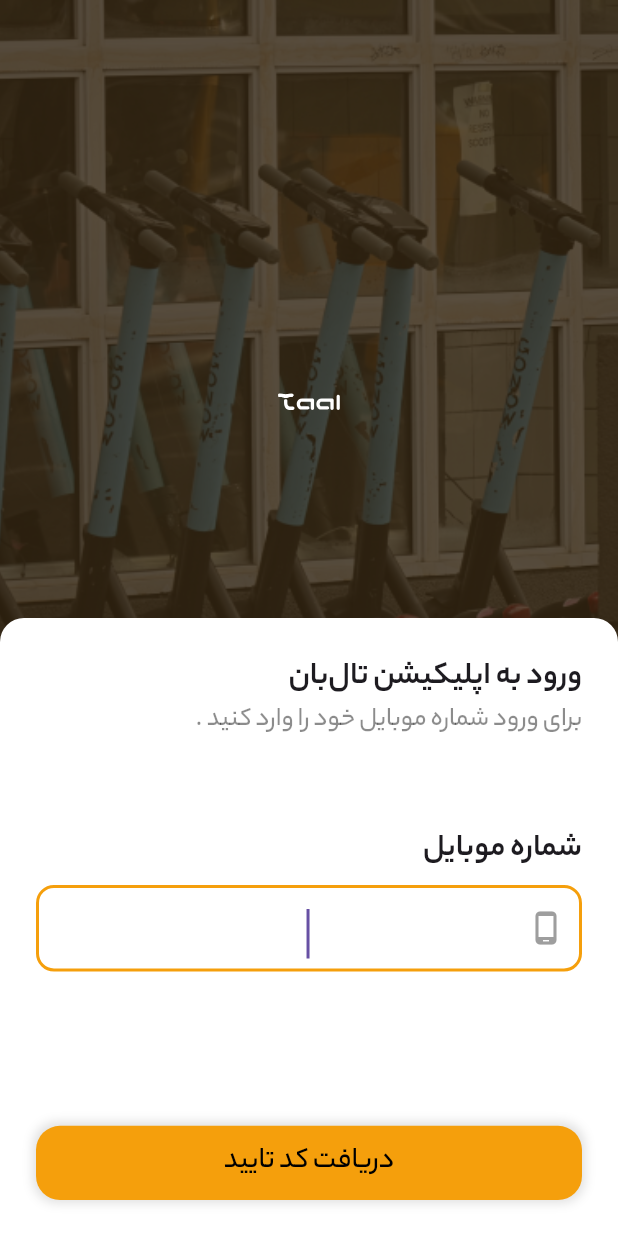
After one commit to Amin397/hoodad-map-test, a Flutter app: the LoginScreen screen opened by its route, on a phone screen of 412 x 824 dp. The commit adds this screen. Run offline on Flutter 3.47's test engine with Material 3 defaults, Android fonts, the phone set to English and light mode, and no system bars; drawn by our look-alikes of auto_size_text; our stand-ins replace flutter_map, flutter_staggered_animations, flutter_svg, geocoding, geolocator, get and 3 more; missing offline and left inert: units_converter; accounts and stored records are empty.

Commit message:
login enter number ui completed

```diff
--- a/lib/Consts/colors.dart
+++ b/lib/Consts/colors.dart
@@ -6,3 +6,4 @@ const Color switcherToggleColor = Color(0xff0071BC);
 
 Color mainColor = const Color(0xFFF59F0C);
 Color deepMainColor = const Color(0xFFF59F0C);
+Color loginShadowColor = const Color(0xFF31220D);
--- a/lib/Controllers/Intro/intro_controller.dart
+++ b/lib/Controllers/Intro/intro_controller.dart
@@ -1,6 +1,7 @@
 import 'package:flutter/cupertino.dart';
 import 'package:get/get.dart';
 import 'package:untitled1/Models/Intro/intro_model.dart';
+import 'package:untitled1/Utils/routs_utils.dart';
 
 class IntroController extends GetxController {
   RxInt currentIndex = 0.obs;
@@ -43,4 +44,8 @@ class IntroController extends GetxController {
   void changePage({required int page}) {
     currentIndex(page);
   }
+
+  void goToLogin() {
+    Get.offAllNamed(NameRouts.login);
+  }
 }
--- /dev/null
+++ b/lib/Controllers/Login/login_controller.dart
@@ -0,0 +1,15 @@
+import 'package:flutter/cupertino.dart';
+import 'package:get/get.dart';
+
+class LoginController extends GetxController{
+  bool isNumberEntered = false;
+
+  TextEditingController phoneNumberTextController = TextEditingController();
+
+
+
+  changeLoginStatus(){
+    isNumberEntered = true;
+    update(['loginSwitcher']);
+  }
+}
--- a/lib/Utils/view_utils.dart
+++ b/lib/Utils/view_utils.dart
@@ -2,6 +2,7 @@ import 'dart:async';
 import 'package:flutter/material.dart';
 import 'package:flutter/services.dart';
 import 'package:get/get.dart';
+import 'package:untitled1/Consts/colors.dart';
 import 'package:untitled1/Consts/measures.dart';
 
 Widget myTextField({
@@ -33,7 +34,7 @@ Widget myTextField({
     margin: margin,
     padding: padding,
     child: TextField(
-      inputFormatters: textMask??[],
+      inputFormatters: textMask ?? [],
       obscureText: obscureText,
       controller: controller,
       style: textStyle,
@@ -50,29 +51,31 @@ Widget myTextField({
       decoration: InputDecoration(
         counter: const SizedBox(),
         border: const OutlineInputBorder(),
-        label: Text(hint),
-        labelStyle: const TextStyle(
+        labelStyle:  TextStyle(
           fontSize: 16.0,
-          color: Colors.grey,
+          color: Colors.grey.withOpacity(.4),
         ),
         // hintText: hint,
-        hintStyle: const TextStyle(
+        hintStyle:  TextStyle(
           fontSize: 16.0,
-          color: Colors.grey,
+          color: Colors.grey.withOpacity(.4),
         ),
-        enabledBorder: const OutlineInputBorder(
+        enabledBorder: OutlineInputBorder(
+          borderRadius: radiusAll12,
           borderSide: BorderSide(
             width: 2.0,
-            color: Colors.blue,
+            color: Colors.grey.withOpacity(.4),
           ),
         ),
-        focusedBorder: const OutlineInputBorder(
+        focusedBorder: OutlineInputBorder(
+          borderRadius: radiusAll12,
           borderSide: BorderSide(
             width: 2.0,
-            color: Colors.blue,
+            color: mainColor,
           ),
         ),
-        disabledBorder: const OutlineInputBorder(
+        disabledBorder: OutlineInputBorder(
+          borderRadius: radiusAll12,
           borderSide: BorderSide(
             width: 2.0,
             color: Colors.blue,
@@ -80,12 +83,11 @@ Widget myTextField({
         ),
         enabled: enable,
         suffixIcon: suffix,
-        prefix: prefix,
+        prefixIcon: prefix,
       ),
     ),
   );
 }
-
 
 void showLoadingAlert() {
   RxBool isCanCancel = false.obs;
@@ -115,8 +117,6 @@ void showLoadingAlert() {
     cancelTimer.cancel();
   });
 }
-
-
 
 Widget LoadingAlertWidget({
   required bool isCanCancel,
--- a/lib/Utils/widget_utils.dart
+++ b/lib/Utils/widget_utils.dart
@@ -1,7 +1,9 @@
 
 
 import 'package:flutter/material.dart';
+import 'package:flutter/services.dart';
 import 'package:flutter_staggered_animations/flutter_staggered_animations.dart';
+import 'package:untitled1/Consts/colors.dart';
 
 Widget animationConfig({
   required Widget widget,
@@ -17,3 +19,86 @@ Widget animationConfig({
     ),
   );
 }
+
+
+Widget myTextField({
+  required double width,
+  required double height,
+  required String hint,
+  Widget suffix = const SizedBox(),
+  Widget prefix = const SizedBox(),
+  bool enable = true,
+  int? maxLine,
+  int? maxLength,
+  // TextInputAction? inputAction = TextInputAction.newline,
+  ValueChanged<String>? onChange,
+  required TextEditingController controller,
+  required TextStyle textStyle,
+  EdgeInsets margin = EdgeInsets.zero,
+  EdgeInsets padding = EdgeInsets.zero,
+  TextAlign textAlign = TextAlign.left,
+  GestureTapCallback? onTap,
+  TextInputAction inputAction = TextInputAction.done,
+  TextInputType inputType = TextInputType.text,
+  bool autoFocus = false,
+  bool obscureText = false,
+  List<TextInputFormatter>? textMask,
+}) {
+  return Container(
+    width: width,
+    height: height,
+    margin: margin,
+    padding: padding,
+    child: TextField(
+      inputFormatters: textMask??[],
+      obscureText: obscureText,
+      controller: controller,
+      style: textStyle,
+      maxLines: maxLine ?? 1,
+      enabled: enable,
+      onTap: onTap,
+      maxLength: maxLength,
+      onChanged: onChange,
+      textInputAction: inputAction,
+      textAlign: textAlign,
+      keyboardType: inputType,
+      autofocus: autoFocus,
+      textAlignVertical: TextAlignVertical.center,
+      decoration: InputDecoration(
+        counter: SizedBox(),
+        border: OutlineInputBorder(),
+        label: Text(hint),
+        labelStyle: const TextStyle(
+          fontSize: 16.0,
+          color: Colors.grey,
+        ),
+        // hintText: hint,
+        hintStyle: const TextStyle(
+          fontSize: 16.0,
+          color: Colors.grey,
+        ),
+        enabledBorder: OutlineInputBorder(
+          borderSide: BorderSide(
+            width: 2.0,
+            color: mainColor,
+          ),
+        ),
+        focusedBorder: OutlineInputBorder(
+          borderSide: BorderSide(
+            width: 2.0,
+            color: mainColor,
+          ),
+        ),
+        disabledBorder: OutlineInputBorder(
+          borderSide: BorderSide(
+            width: 2.0,
+            color: mainColor,
+          ),
+        ),
+        enabled: enable,
+        suffixIcon: suffix,
+        prefix: prefix,
+      ),
+    ),
+  );
+}
--- a/lib/Views/Intro/intro_screen.dart
+++ b/lib/Views/Intro/intro_screen.dart
@@ -187,6 +187,10 @@ class IntroScreen extends StatelessWidget {
   Widget _buildAcceptButton() {
     return Align(
       alignment: Alignment.bottomCenter,
+      child: GestureDetector(
+        onTap: (){
+          controller.goToLogin();
+        },
         child: Container(
           height: Get.height * .07,
           width: Get.width,
@@ -206,6 +210,7 @@ class IntroScreen extends StatelessWidget {
             ),
           ),
         ),
+      ),
     );
   }
 }
--- /dev/null
+++ b/lib/Views/Login/Widgets/build_number_login_widget.dart
@@ -0,0 +1,100 @@
+import 'package:auto_size_text/auto_size_text.dart';
+import 'package:flutter/cupertino.dart';
+import 'package:flutter/material.dart';
+import 'package:get/get.dart';
+import 'package:untitled1/Consts/colors.dart';
+import 'package:untitled1/Consts/measures.dart';
+import 'package:untitled1/Controllers/Login/login_controller.dart';
+import 'package:untitled1/Utils/view_utils.dart';
+
+class BuildNumberLoginWidget extends StatelessWidget {
+  BuildNumberLoginWidget({super.key, required this.controller});
+
+  final LoginController controller;
+
+  @override
+  Widget build(BuildContext context) {
+    return Container(
+      width: Get.width,
+      height: double.maxFinite,
+      margin: paddingAll24,
+      child: Column(
+        crossAxisAlignment: CrossAxisAlignment.end,
+        children: [
+          Text(
+            'ورود به اپلیکیشن تال‌بان',
+            style: TextStyle(fontWeight: FontWeight.bold, fontSize: 22.0),
+          ),
+          Text(
+            '. برای ورود شماره موبایل خود را وارد کنید',
+            style: TextStyle(fontSize: 18.0, color: Colors.black45),
+          ),
+          SizedBox(
+            height: Get.height * .07,
+          ),
+          Text(
+            'شماره موبایل',
+            style: TextStyle(fontWeight: FontWeight.bold, fontSize: 22.0),
+          ),
+          SizedBox(
+            height: Get.height * .01,
+          ),
+          myTextField(
+            width: Get.width,
+            height: Get.height * .07,
+            hint: 'شماره موبایل خود را وارد کنید',
+            controller: controller.phoneNumberTextController,
+            textStyle: TextStyle(
+              fontSize: 22.0,
+            ),
+            textAlign: TextAlign.center,
+            autoFocus: true,
+            inputType: TextInputType.number,
+            enable: true,
+            maxLine: 1,
+
+            maxLength: 11,
+            suffix: Icon(
+              Icons.phone_android_outlined,
+              color: Colors.grey,
+            ),
+          ),
+          Expanded(
+            child: SizedBox(
+              height: double.maxFinite,
+              width: double.maxFinite,
+              child: Align(
+                alignment: Alignment.bottomCenter,
+                child: InkWell(
+                  onTap: (){
+                    controller.changeLoginStatus();
+                  },
+                  child: Container(
+                    height: Get.height * .06,
+                    width: Get.width,
+                    decoration: BoxDecoration(
+                      boxShadow: shadow(),
+                      color: deepMainColor,
+                      borderRadius: radiusAll16,
+                    ),
+                    child: Center(
+                      child: AutoSizeText(
+                        'دریافت کد تایید',
+                        maxFontSize: 24.0,
+                        minFontSize: 20.0,
+                        maxLines: 1,
+                        style: TextStyle(
+                          color: Colors.black,
+                        ),
+                      ),
+                    ),
+                  ),
+                ),
+              ),
+            ),
+          )
+        ],
+      ),
+    );
+  }
+}
--- /dev/null
+++ b/lib/Views/Login/login_screen.dart
@@ -0,0 +1,102 @@
+import 'package:flutter/material.dart';
+import 'package:flutter_svg/flutter_svg.dart';
+import 'package:get/get.dart';
+import 'package:untitled1/Consts/colors.dart';
+import 'package:untitled1/Controllers/Login/login_controller.dart';
+import 'package:untitled1/Views/Login/Widgets/build_number_login_widget.dart';
+import 'package:untitled1/Views/Login/Widgets/build_otp_code_widget.dart';
+
+class LoginScreen extends StatelessWidget {
+  LoginScreen({super.key});
+
+  final LoginController controller = Get.put(LoginController());
+
+  @override
+  Widget build(BuildContext context) {
+    return Scaffold(
+      body: SizedBox(
+        height: Get.height,
+        width: Get.width,
+        child: Stack(
+          children: [
+            _buildBg(),
+            _buildLoginContent(),
+          ],
+        ),
+      ),
+    );
+  }
+
+  Widget _buildBg() {
+    return Align(
+      alignment: Alignment.topCenter,
+      child: Container(
+        width: Get.width,
+        height: Get.height * .65,
+        child: Stack(
+          children: [
+            Image.asset(
+              'assets/images/login.png',
+              width: Get.width,
+              height: Get.height * .65,
+              fit: BoxFit.cover,
+            ),
+            Container(
+              width: Get.width,
+              height: Get.height * .65,
+              decoration: BoxDecoration(
+                color: loginShadowColor.withOpacity(.8),
+              ),
+            ),
+            Center(
+              child: SvgPicture.asset(
+                'assets/images/logoTall.svg',
+                height: Get.height * .05,
+                width: Get.height * .05,
+                color: Colors.white,
+              ),
+            )
+          ],
+        ),
+      ),
+    );
+  }
+
+  Widget _buildLoginContent() {
+    return Align(
+      alignment: Alignment.bottomCenter,
+      child: Container(
+        width: Get.width,
+        height: Get.height * .5,
+        decoration: BoxDecoration(
+          color: Colors.white,
+          borderRadius: BorderRadius.vertical(
+            top: Radius.circular(16.0),
+          ),
+        ),
+        child: GetBuilder(
+          init: controller,
+          id: 'loginSwitcher',
+          builder: (ctx) {
+            return AnimatedSwitcher(
+              duration: Duration(milliseconds: 500), // Animation duration
+              transitionBuilder: (child, animation) {
+                return ScaleTransition(
+                  scale: animation,
+                  child: child,
+                );
+              },
+              child: (ctx.isNumberEntered)
+                  ? BuildOtpCodeWidget(
+                      controller: controller,
+                    )
+                  : BuildNumberLoginWidget(
+                      controller: controller,
+                    ),
+            );
+          },
+        ),
+      ),
+    );
+  }
+}
```
Also changed, not shown: lib/Utils/routs_utils.dart (+8 -0 lines), lib/Views/Login/Widgets/build_otp_code_widget.dart (added, +22 -0 lines), assets/images/login.png (added). Lines whose indentation alone changed are shown as unchanged.
